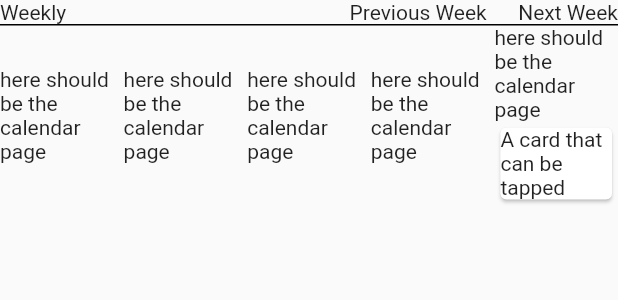
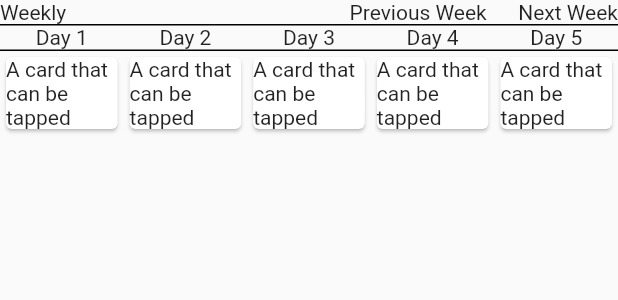
Before and after one commit to Plan-At/PlanAt-Client-Flutter, a Flutter app: the MyCalendarPage widget shown alone on an empty page, opened directly, on a phone screen of 412 x 824 dp. Shown: the top 300 px of the screen. Run offline on Flutter 3.47's test engine with Material 2 defaults, Android fonts, the phone set to English and light mode, and no system bars; our stand-ins replace easy_sidemenu; missing offline and left inert: dart:html.

Commit message:
more structured layout

```diff
--- a/v1/lib/route/CalendarPage.dart
+++ b/v1/lib/route/CalendarPage.dart
@@ -10,6 +10,20 @@ class MyCalendarPage extends StatefulWidget {
 }
 
 class _MyCalendarPageState extends State<MyCalendarPage> {
+  static Card example_card = Card(
+    child: InkWell(
+      splashColor: Colors.blue.withAlpha(30),
+      onTap: () {
+        debugPrint('Card tapped.');
+      },
+      child: const SizedBox(
+        // width: 300,
+        // height: 100,
+        child: Text('A card that can be tapped'),
+      ),
+    ),
+  );
+
   @override
   Widget build(BuildContext context) {
     return Column(
@@ -39,8 +53,59 @@ class _MyCalendarPageState extends State<MyCalendarPage> {
             Expanded(
               flex: 1,
               child: Column(
+                children: const [
+                  Text("Day 1")
+                ],
+              ),
+            ),
+            Expanded(
+              flex: 1,
+              child: Column(
+                children: const [
+                  Text("Day 2")
+                ],
+              ),
+            ),
+            Expanded(
+              flex: 1,
+              child: Column(
+                children: const [
+                  Text("Day 3")
+                ],
+              ),
+            ),
+            Expanded(
+              flex: 1,
+              child: Column(
+                children: const [
+                  Text("Day 4")
+                ],
+              ),
+            ),
+            Expanded(
+              flex: 1,
+              child: Column(
+                children: const [
+                  Text("Day 5"),
+                ],
+              ),
+            ),
+          ],
+        ),
+        const Divider(
+          height: 1,
+          thickness: 1,
+          indent: 0,
+          endIndent: 0,
+          color: Colors.black,
+        ),
+        Row(
+          children: [
+            Expanded(
+              flex: 1,
+              child: Column(
                 children: [
-                  Text("here should be the calendar page")
+                  example_card,
                 ],
               ),
             ),
@@ -48,7 +113,7 @@ class _MyCalendarPageState extends State<MyCalendarPage> {
               flex: 1,
               child: Column(
                 children: [
-                  Text("here should be the calendar page")
+                  example_card,
                 ],
               ),
             ),
@@ -56,7 +121,7 @@ class _MyCalendarPageState extends State<MyCalendarPage> {
               flex: 1,
               child: Column(
                 children: [
-                  Text("here should be the calendar page")
+                  example_card,
                 ],
               ),
             ),
@@ -64,7 +129,7 @@ class _MyCalendarPageState extends State<MyCalendarPage> {
               flex: 1,
               child: Column(
                 children: [
-                  Text("here should be the calendar page")
+                  example_card,
                 ],
               ),
             ),
@@ -72,20 +137,7 @@ class _MyCalendarPageState extends State<MyCalendarPage> {
               flex: 1,
               child: Column(
                 children: [
-                  Text("here should be the calendar page"),
-                  Card(
-                    child: InkWell(
-                      splashColor: Colors.blue.withAlpha(30),
-                      onTap: () {
-                        debugPrint('Card tapped.');
-                      },
-                      child: const SizedBox(
-                        // width: 300,
-                        // height: 100,
-                        child: Text('A card that can be tapped'),
-                      ),
-                    ),
-                  ),
+                  example_card,
                 ],
               ),
             ),
```
